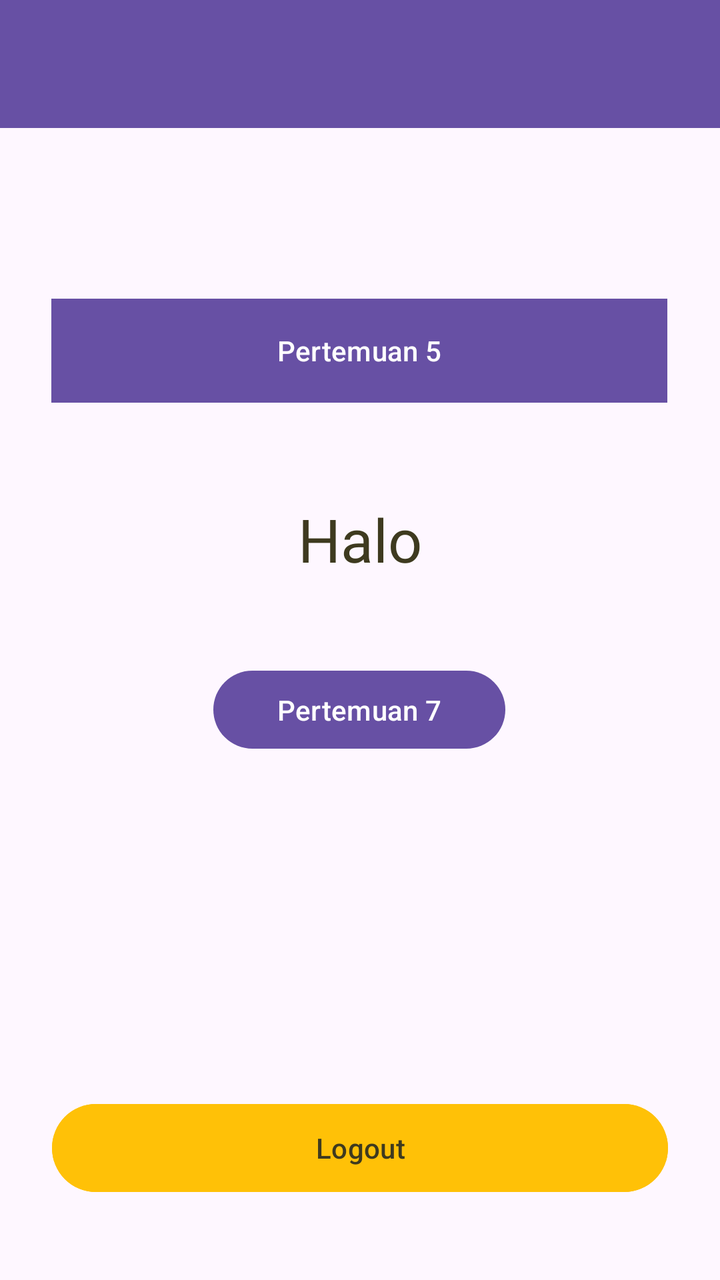
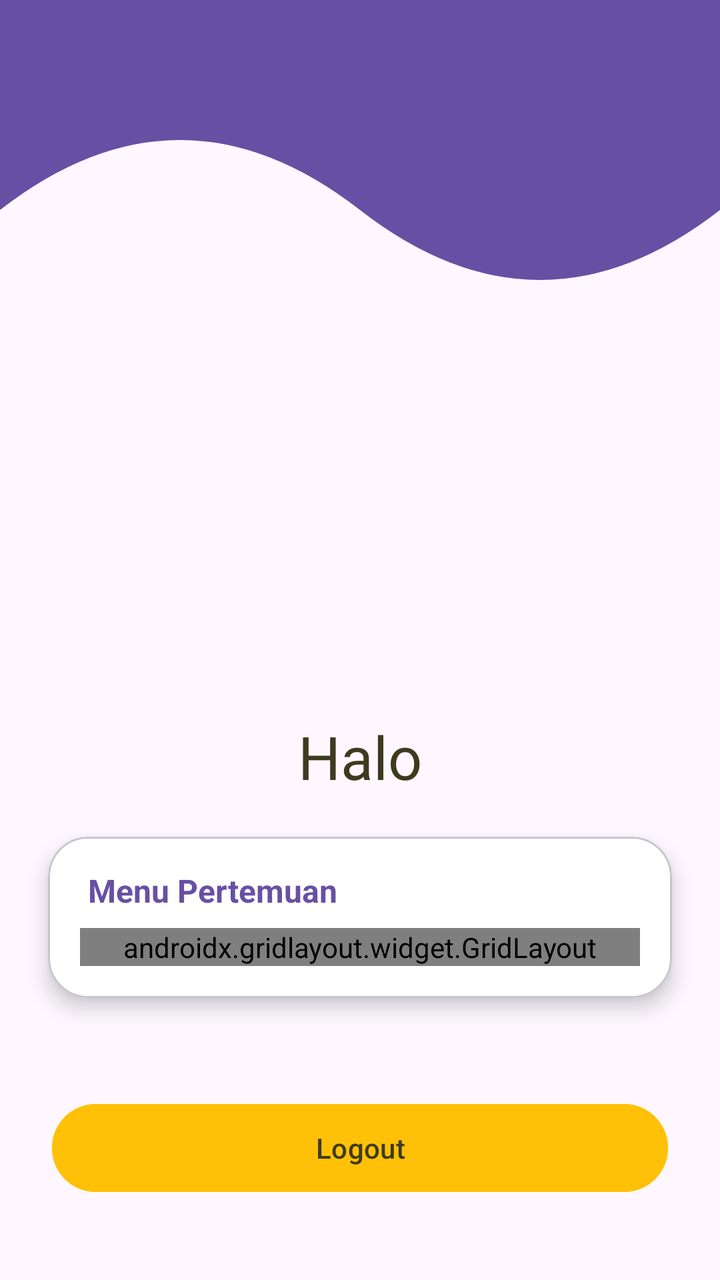

An Android layout rendered at two revisions. The XML below is the earlier revision; the diff shows what the commit changed to produce the second picture.
<!-- AndroidManifest.xml: application theme Theme.Jupiter_mirna -->
<!-- res/layout/fragment_home.xml -->
<?xml version="1.0" encoding="utf-8"?>
<androidx.constraintlayout.widget.ConstraintLayout xmlns:android="http://schemas.android.com/apk/res/android"
    xmlns:tools="http://schemas.android.com/tools"
    xmlns:app="http://schemas.android.com/apk/res-auto"
    android:layout_width="match_parent"
    android:layout_height="match_parent"
    tools:context=".Home.HomeFragment">

    

    <androidx.appcompat.widget.Toolbar
        android:id="@+id/toolbar"
        android:layout_width="match_parent"
        android:layout_height="?attr/actionBarSize"
        android:background="?attr/colorPrimary"
        app:layout_constraintEnd_toEndOf="parent"
        app:layout_constraintStart_toStartOf="parent"
        app:layout_constraintTop_toTopOf="parent"
        app:subtitleTextColor="@color/white"
        app:titleTextColor="@android:color/white" />

    <Button
        android:id="@+id/btnToFifth"
        android:layout_width="308dp"
        android:layout_height="52dp"
        android:background="?attr/colorPrimary"
        android:text="Pertemuan 5"
        app:layout_constraintBottom_toBottomOf="parent"
        app:layout_constraintEnd_toEndOf="parent"
        app:layout_constraintHorizontal_bias="0.495"
        app:layout_constraintStart_toStartOf="parent"
        app:layout_constraintTop_toBottomOf="@id/toolbar"
        app:layout_constraintVertical_bias="0.163" />

    <TextView
        android:id="@+id/textHalo"
        android:layout_width="wrap_content"
        android:layout_height="wrap_content"
        android:layout_marginTop="48dp"
        android:fontFamily="@font/cweyons_regular"
        android:text="Halo"
        android:textColor="@color/teks_gelap"
        android:textSize="30sp"
        app:layout_constraintEnd_toEndOf="parent"
        app:layout_constraintStart_toStartOf="parent"
        app:layout_constraintTop_toBottomOf="@id/btnToFifth" />

    <Button
        android:id="@+id/btnLogout"
        android:layout_width="308dp"
        android:layout_height="52dp"
        android:layout_marginBottom="40dp"
        android:backgroundTint="@color/amber"
        android:text="Logout"
        android:textColor="@color/teks_gelap"
        app:layout_constraintBottom_toBottomOf="parent"
        app:layout_constraintEnd_toEndOf="parent"
        app:layout_constraintStart_toStartOf="parent" />

    <Button
        android:id="@+id/btnToSeventh"
        android:layout_width="146dp"
        android:layout_height="47dp"
        android:text="Pertemuan 7"
        app:layout_constraintBottom_toBottomOf="@+id/btnLogout"
        app:layout_constraintEnd_toEndOf="parent"
        app:layout_constraintHorizontal_bias="0.498"
        app:layout_constraintStart_toStartOf="parent"
        app:layout_constraintTop_toTopOf="parent"
        app:layout_constraintVertical_bias="0.599" />

</androidx.constraintlayout.widget.ConstraintLayout>
<!-- resources referenced by this layout -->
<resources>
  <color name="amber">#FFC107</color>
  <color name="teks_gelap">#3E3A1F</color>
  <color name="white">#FFFFFFFF</color>
  <style name="Theme.Jupiter_mirna" parent="Base.Theme.Jupiter_mirna" />
  <style name="Base.Theme.Jupiter_mirna" parent="Theme.Material3.DayNight.NoActionBar">
          
          
      </style>
</resources>

<!-- the commit's change to res/layout/fragment_home.xml (unified diff, before → after) -->
@@ -1,12 +1,20 @@
 <?xml version="1.0" encoding="utf-8"?>
 <androidx.constraintlayout.widget.ConstraintLayout xmlns:android="http://schemas.android.com/apk/res/android"
+    xmlns:app="http://schemas.android.com/apk/res-auto"
     xmlns:tools="http://schemas.android.com/tools"
-    xmlns:app="http://schemas.android.com/apk/res-auto"
     android:layout_width="match_parent"
     android:layout_height="match_parent"
     tools:context=".Home.HomeFragment">
 
     
+    <View
+        android:id="@+id/background_header"
+        android:layout_width="0dp"
+        android:layout_height="350dp"
+        android:background="@drawable/bg_header_wave"
+        app:layout_constraintEnd_toEndOf="parent"
+        app:layout_constraintStart_toStartOf="parent"
+        app:layout_constraintTop_toTopOf="parent" />
 
     <androidx.appcompat.widget.Toolbar
         android:id="@+id/toolbar"
@@ -19,32 +27,110 @@
         app:subtitleTextColor="@color/white"
         app:titleTextColor="@android:color/white" />
 
-    <Button
-        android:id="@+id/btnToFifth"
-        android:layout_width="308dp"
-        android:layout_height="52dp"
-        android:background="?attr/colorPrimary"
-        android:text="Pertemuan 5"
-        app:layout_constraintBottom_toBottomOf="parent"
-        app:layout_constraintEnd_toEndOf="parent"
-        app:layout_constraintHorizontal_bias="0.495"
-        app:layout_constraintStart_toStartOf="parent"
-        app:layout_constraintTop_toBottomOf="@id/toolbar"
-        app:layout_constraintVertical_bias="0.163" />
-
+    
     <TextView
         android:id="@+id/textHalo"
         android:layout_width="wrap_content"
         android:layout_height="wrap_content"
-        android:layout_marginTop="48dp"
+        android:layout_marginTop="8dp"
         android:fontFamily="@font/cweyons_regular"
         android:text="Halo"
         android:textColor="@color/teks_gelap"
         android:textSize="30sp"
         app:layout_constraintEnd_toEndOf="parent"
         app:layout_constraintStart_toStartOf="parent"
-        app:layout_constraintTop_toBottomOf="@id/btnToFifth" />
+        app:layout_constraintTop_toBottomOf="@id/background_header" />
 
+    
+    <com.google.android.material.card.MaterialCardView
+        android:id="@+id/cardMenu"
+        android:layout_width="0dp"
+        android:layout_height="wrap_content"
+        android:layout_marginStart="24dp"
+        android:layout_marginTop="20dp"
+        android:layout_marginEnd="24dp"
+        app:cardBackgroundColor="@android:color/white"
+        app:cardCornerRadius="20dp"
+        app:cardElevation="6dp"
+        app:layout_constraintEnd_toEndOf="parent"
+        app:layout_constraintStart_toStartOf="parent"
+        app:layout_constraintTop_toBottomOf="@id/textHalo">
+
+        <LinearLayout
+            android:layout_width="match_parent"
+            android:layout_height="wrap_content"
+            android:orientation="vertical"
+            android:padding="16dp">
+
+            <TextView
+                android:layout_width="wrap_content"
+                android:layout_height="wrap_content"
+                android:layout_marginStart="4dp"
+                android:text="Menu Pertemuan"
+                android:textColor="?attr/colorPrimary"
+                android:textSize="16sp"
+                android:textStyle="bold" />
+
+            <androidx.gridlayout.widget.GridLayout
+                android:layout_width="match_parent"
+                android:layout_height="wrap_content"
+                android:layout_marginTop="8dp"
+                app:columnCount="2"
+                app:useDefaultMargins="true">
+
+                <com.google.android.material.button.MaterialButton
+                    android:id="@+id/btnToThird"
+                    android:layout_width="0dp"
+                    android:layout_height="wrap_content"
+                    android:text="Pertemuan 3"
+                    app:layout_columnWeight="1"
+                    app:layout_gravity="fill_horizontal" />
+
+                <com.google.android.material.button.MaterialButton
+                    android:id="@+id/btnToFourth"
+                    android:layout_width="0dp"
+                    android:layout_height="wrap_content"
+                    android:text="Pertemuan 4"
+                    app:layout_columnWeight="1"
+                    app:layout_gravity="fill_horizontal" />
+
+                <com.google.android.material.button.MaterialButton
+                    android:id="@+id/btnToFifth"
+                    android:layout_width="0dp"
+                    android:layout_height="wrap_content"
+                    android:text="Pertemuan 5"
+                    app:layout_columnWeight="1"
+                    app:layout_gravity="fill_horizontal" />
+
+                <com.google.android.material.button.MaterialButton
+                    android:id="@+id/btnToSeventh"
+                    android:layout_width="0dp"
+                    android:layout_height="wrap_content"
+                    android:text="Pertemuan 7"
+                    app:layout_columnWeight="1"
+                    app:layout_gravity="fill_horizontal" />
+
+                <com.google.android.material.button.MaterialButton
+                    android:id="@+id/btnToTenth"
+                    android:layout_width="0dp"
+                    android:layout_height="wrap_content"
+                    android:text="Pertemuan 10"
+                    app:layout_columnWeight="1"
+                    app:layout_gravity="fill_horizontal" />
+
+                <com.google.android.material.button.MaterialButton
+                    android:id="@+id/btnToEleventh"
+                    android:layout_width="0dp"
+                    android:layout_height="wrap_content"
+                    android:text="Pertemuan 11"
+                    app:layout_columnWeight="1"
+                    app:layout_gravity="fill_horizontal" />
+
+            </androidx.gridlayout.widget.GridLayout>
+        </LinearLayout>
+    </com.google.android.material.card.MaterialCardView>
+
+    
     <Button
         android:id="@+id/btnLogout"
         android:layout_width="308dp"
@@ -57,16 +143,4 @@
         app:layout_constraintEnd_toEndOf="parent"
         app:layout_constraintStart_toStartOf="parent" />
 
-    <Button
-        android:id="@+id/btnToSeventh"
-        android:layout_width="146dp"
-        android:layout_height="47dp"
-        android:text="Pertemuan 7"
-        app:layout_constraintBottom_toBottomOf="@+id/btnLogout"
-        app:layout_constraintEnd_toEndOf="parent"
-        app:layout_constraintHorizontal_bias="0.498"
-        app:layout_constraintStart_toStartOf="parent"
-        app:layout_constraintTop_toTopOf="parent"
-        app:layout_constraintVertical_bias="0.599" />
-
 </androidx.constraintlayout.widget.ConstraintLayout>
<!-- resource entries referenced after the edit -->
@@ -3,6 +3,26 @@
   <color name="amber">#FFC107</color>
   <color name="teks_gelap">#3E3A1F</color>
   <color name="white">#FFFFFFFF</color>
+  <!-- drawable bg_header_wave (drawable) -->
+  <?xml version="1.0" encoding="utf-8"?>
+  <vector xmlns:android="http://schemas.android.com/apk/res/android"
+      android:width="100dp"
+      android:height="100dp"
+      android:viewportWidth="100"
+      android:viewportHeight="100">
+  
+      
+      <path
+          android:fillColor="?attr/colorPrimary"
+          android:pathData="
+  M0,0
+              L100,0
+              L100,30
+              Q75,50 50,30
+              T0,30
+              Z" />
+  
+  </vector>
   <style name="Theme.Jupiter_mirna" parent="Base.Theme.Jupiter_mirna" />
   <style name="Base.Theme.Jupiter_mirna" parent="Theme.Material3.DayNight.NoActionBar">
           
